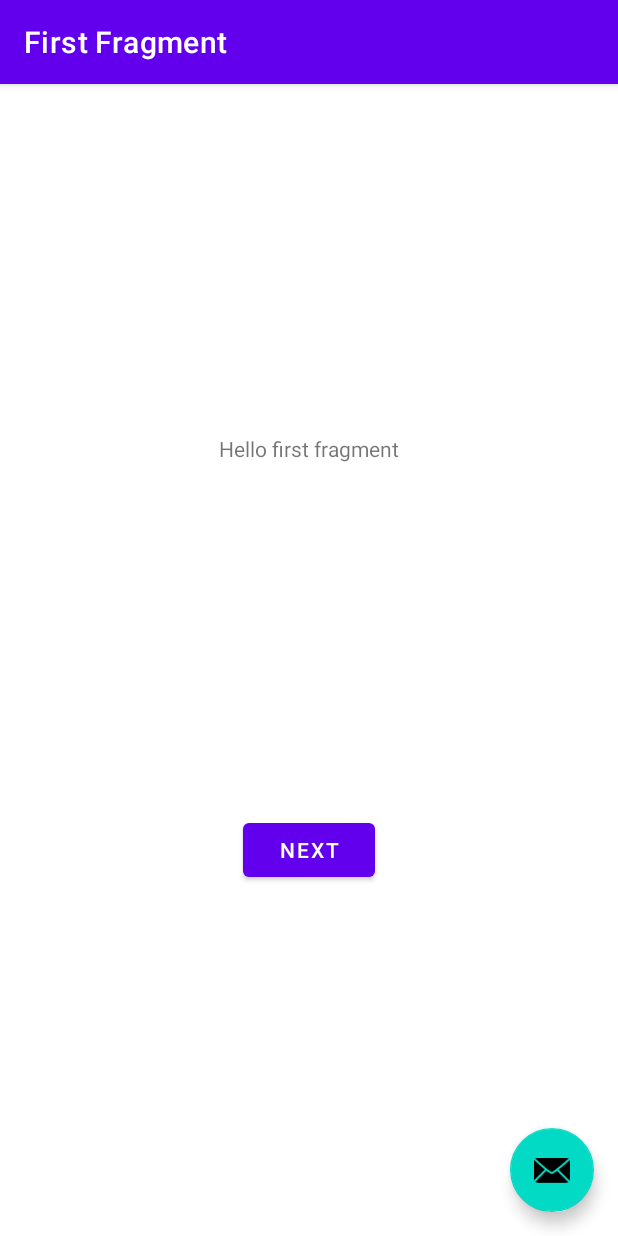
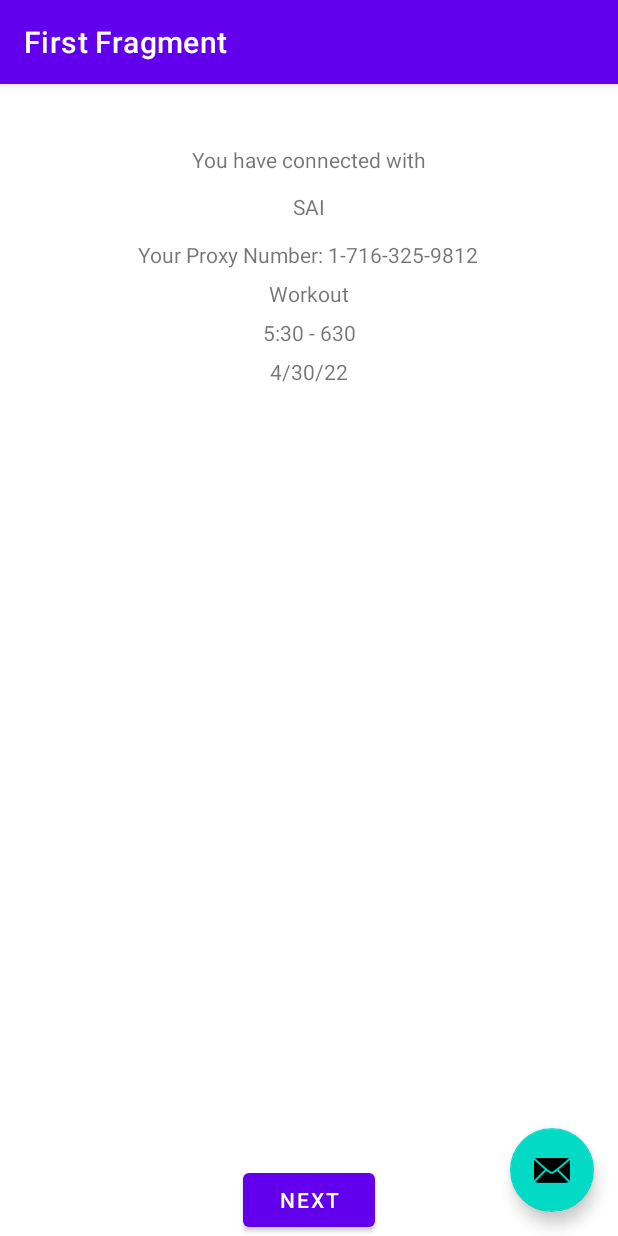
Before and after one commit to Sai5810/ScheduleMatch, an Android app: the FirstFragment screen opened directly, with no data from a screen before it, on a phone screen of 412 x 824 dp. Run offline under Robolectric (Android 15) with nearby library versions, the phone set to English and light mode, and no system bars; our stand-ins replace navigation-ui.

```diff
--- a/app/src/main/java/com/vakasai/myapplication/FirstFragment.java
+++ b/app/src/main/java/com/vakasai/myapplication/FirstFragment.java
@@ -1,26 +1,40 @@
 package com.vakasai.myapplication;
 
+import android.content.Intent;
 import android.os.Bundle;
 import android.view.LayoutInflater;
 import android.view.View;
 import android.view.ViewGroup;
+import android.widget.TextView;
 
 import androidx.annotation.NonNull;
+import androidx.constraintlayout.widget.ConstraintLayout;
+import androidx.constraintlayout.widget.ConstraintSet;
 import androidx.fragment.app.Fragment;
 import androidx.navigation.fragment.NavHostFragment;
 
 import com.vakasai.myapplication.databinding.FragmentFirstBinding;
 
 public class FirstFragment extends Fragment {
+    private FragmentFirstBinding binding;
+    int bottom;
 
-    private FragmentFirstBinding binding;
+    public void addToBottomView(TextView tv, ConstraintLayout lay, String s) {
+        tv.setText(s);
+        tv.setId(View.generateViewId());
+        ConstraintSet set = new ConstraintSet();
+        lay.addView(tv, 0);
+        set.clone(lay);
+        set.connect(tv.getId(), ConstraintSet.TOP, bottom, ConstraintSet.BOTTOM, 10);
+        set.connect(tv.getId(), ConstraintSet.LEFT, lay.getId(), ConstraintSet.LEFT, 0);
+        set.connect(tv.getId(), ConstraintSet.RIGHT, lay.getId(), ConstraintSet.RIGHT, 0);
+        set.applyTo(lay);
+        bottom = tv.getId();
+    }
 
     @Override
     public View onCreateView(
-            @NonNull LayoutInflater inflater, ViewGroup container,
-            Bundle savedInstanceState
-    ) {
-
+            @NonNull LayoutInflater inflater, ViewGroup container, Bundle savedInstanceState) {
         binding = FragmentFirstBinding.inflate(inflater, container, false);
         return binding.getRoot();
 
@@ -28,9 +42,22 @@ public class FirstFragment extends Fragment {
 
     public void onViewCreated(@NonNull View view, Bundle savedInstanceState) {
         super.onViewCreated(view, savedInstanceState);
-
         binding.buttonFirst.setOnClickListener(view1 -> NavHostFragment.findNavController(FirstFragment.this)
                 .navigate(R.id.action_FirstFragment_to_SecondFragment));
+        /* defaults for testing */
+        String type = "Workout";
+        int[] st = {5, 30};
+        int[] end = {6, 30};
+        String date = "4/30/22";
+        String proxyNumber = "1-716-325-9812";
+        TextView tv3 = getView().findViewById(R.id.textView3);
+        tv3.setText(tv3.getText() + " " +  proxyNumber);
+        ConstraintLayout lay = getView().findViewById(R.id.frag1);
+        bottom = R.id.textView3;
+        addToBottomView(new TextView(getActivity()), lay, type);
+        addToBottomView(new TextView(getActivity()), lay,
+                st[0] + ":" + st[1] + " - " + end[0] + end[1]);
+        addToBottomView(new TextView(getActivity()), lay, date);
     }
 
     @Override
--- a/app/src/main/java/com/vakasai/myapplication/MainActivity.java
+++ b/app/src/main/java/com/vakasai/myapplication/MainActivity.java
@@ -13,7 +13,6 @@ import android.view.View;
 import android.widget.TextView;
 
 public class MainActivity extends AppCompatActivity {
-    public static final int REQUEST_CODE = 1;
     ActivityResultLauncher<Intent> launchItem;
     int bottom = R.id.addbutton;
 
--- a/app/src/main/res/layout/fragment_first.xml
+++ b/app/src/main/res/layout/fragment_first.xml
@@ -4,17 +4,19 @@
     xmlns:tools="http://schemas.android.com/tools"
     android:layout_width="match_parent"
     android:layout_height="match_parent"
-    tools:context=".FirstFragment">
+    tools:context=".FirstFragment"
+    android:id="@+id/frag1">
 
     <TextView
         android:id="@+id/textview_first"
         android:layout_width="wrap_content"
         android:layout_height="wrap_content"
-        android:text="@string/hello_first_fragment"
+        android:text="@string/you_have_connected_with"
         app:layout_constraintBottom_toTopOf="@id/button_first"
         app:layout_constraintEnd_toEndOf="parent"
         app:layout_constraintStart_toStartOf="parent"
-        app:layout_constraintTop_toTopOf="parent" />
+        app:layout_constraintTop_toTopOf="parent"
+        app:layout_constraintVertical_bias="0.058" />
 
     <Button
         android:id="@+id/button_first"
@@ -23,6 +25,26 @@
         android:text="@string/next"
         app:layout_constraintBottom_toBottomOf="parent"
         app:layout_constraintEnd_toEndOf="parent"
+        app:layout_constraintStart_toStartOf="parent" />
+
+    <TextView
+        android:id="@+id/nameDef"
+        android:layout_width="wrap_content"
+        android:layout_height="wrap_content"
+        android:layout_marginTop="72dp"
+        android:text="@string/sai"
+        app:layout_constraintEnd_toEndOf="parent"
         app:layout_constraintStart_toStartOf="parent"
-        app:layout_constraintTop_toBottomOf="@id/textview_first" />
+        app:layout_constraintTop_toTopOf="parent" />
+
+    <TextView
+        android:id="@+id/textView3"
+        android:layout_width="wrap_content"
+        android:layout_height="wrap_content"
+        android:layout_marginTop="104dp"
+        android:text="@string/your_proxy_number"
+        app:layout_constraintEnd_toEndOf="parent"
+        app:layout_constraintHorizontal_bias="0.498"
+        app:layout_constraintStart_toStartOf="parent"
+        app:layout_constraintTop_toTopOf="parent" />
 </androidx.constraintlayout.widget.ConstraintLayout>
--- a/app/src/main/res/values/strings.xml
+++ b/app/src/main/res/values/strings.xml
@@ -31,4 +31,7 @@
     <string name="hello_second_fragment">Hello second fragment. Arg: %1$s</string>
     <string name="starting_time">Starting Time</string>
     <string name="ending_time">Ending Time</string>
+    <string name="you_have_connected_with">You have connected with</string>
+    <string name="sai">SAI</string>
+    <string name="your_proxy_number">Your Proxy Number:</string>
 </resources>
```
